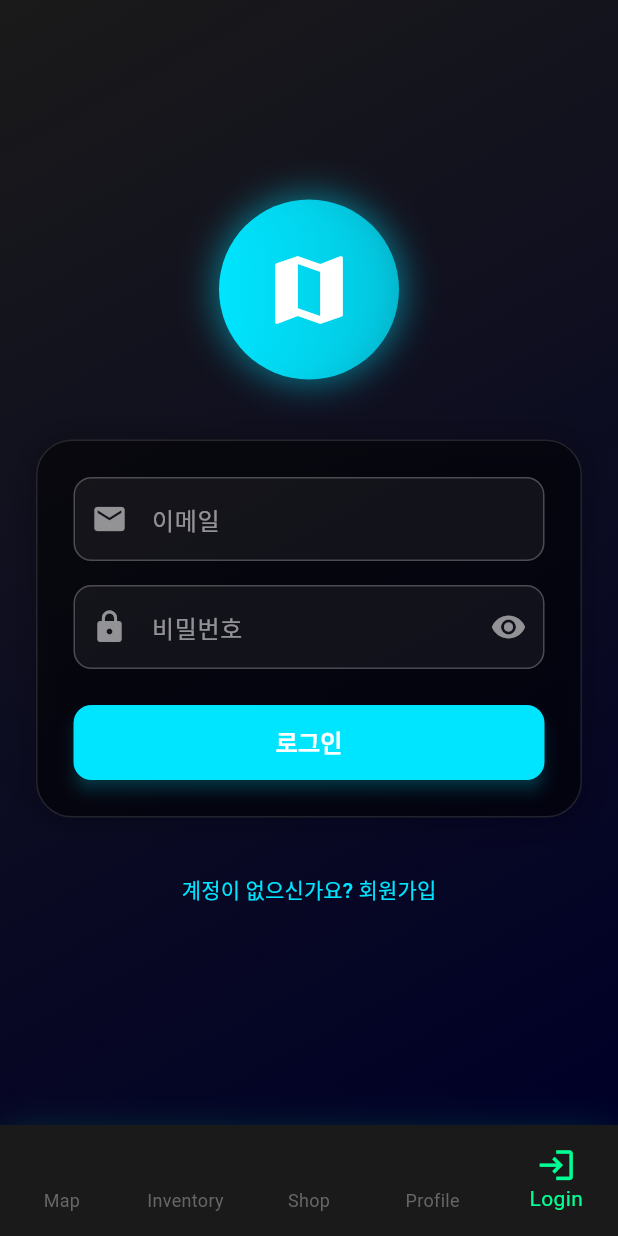
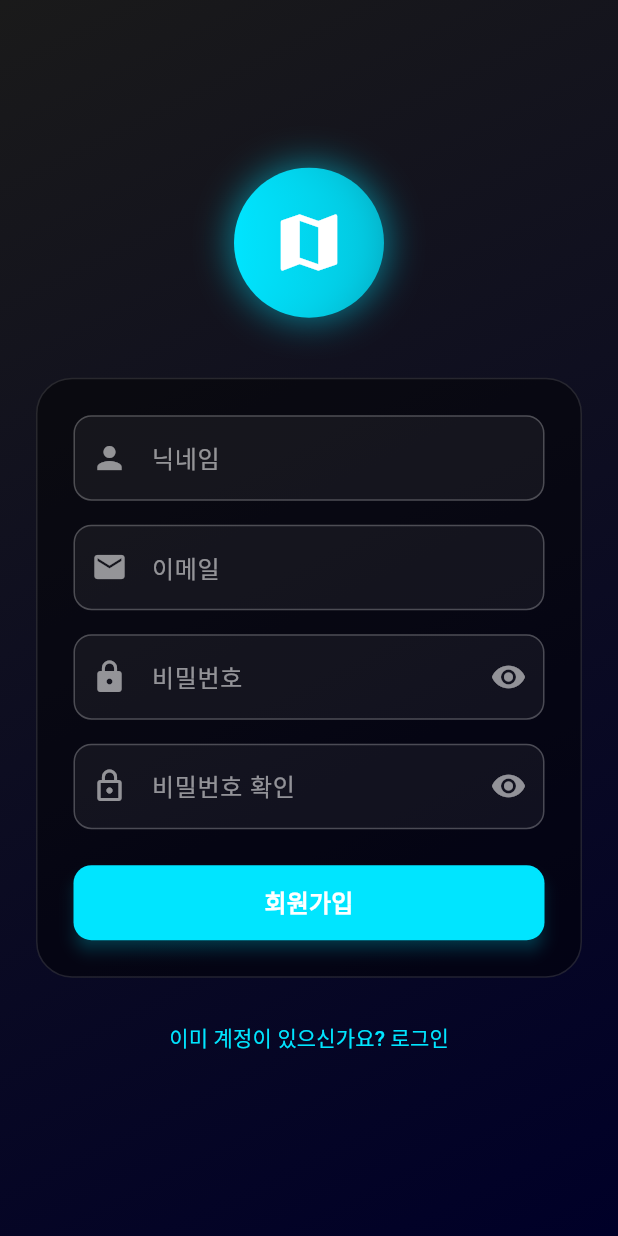
Before and after one commit to jbj338033/cell_step, a Flutter app: the screen it shows after launch, item 5 of the bottom bar chosen, after a tap on "계정이 없으신가요? 회원가입", on a phone screen of 412 x 824 dp. Run offline on Flutter 3.47's test engine with Material 3 defaults, Android fonts, the phone set to English and light mode, and no system bars; drawn by our look-alikes of flutter_animate; our stand-ins replace flutter_map, geolocator, google_fonts, latlong2.

Commit message:
feat: signup screen

```diff
--- a/lib/screens/login_screen.dart
+++ b/lib/screens/login_screen.dart
@@ -1,3 +1,4 @@
+import 'package:cell_step/screens/signup_screen.dart';
 import 'package:flutter/material.dart';
 import 'package:flutter/services.dart';
 import '../constants/colors.dart';
@@ -451,7 +452,10 @@ class _LoginScreenState extends State<LoginScreen>
     return TextButton(
         onPressed: () {
           HapticFeedback.selectionClick();
-        // TODO: 회원가입 화면으로 이동
+          Navigator.push(
+            context,
+            MaterialPageRoute(builder: (context) => const SignupScreen()),
+          );
         },
         style: TextButton.styleFrom(
           foregroundColor: AppColors.neonBlue,
@@ -462,11 +466,7 @@ class _LoginScreenState extends State<LoginScreen>
         ),
         child: const Text(
           '계정이 없으신가요? 회원가입',
-        style: TextStyle(
-          fontSize: 14,
-          fontWeight: FontWeight.w500,
-        ),
-      ),
-    );
+          style: TextStyle(fontSize: 14),
+        ));
   }
 }
--- /dev/null
+++ b/lib/screens/signup_screen.dart
@@ -0,0 +1,499 @@
+import 'package:flutter/material.dart';
+import 'package:flutter/services.dart';
+import '../constants/colors.dart';
+
+class SignupScreen extends StatefulWidget {
+  const SignupScreen({super.key});
+
+  @override
+  State<SignupScreen> createState() => _SignupScreenState();
+}
+
+class _SignupScreenState extends State<SignupScreen>
+    with SingleTickerProviderStateMixin {
+  final _formKey = GlobalKey<FormState>();
+  final _nameController = TextEditingController();
+  final _emailController = TextEditingController();
+  final _passwordController = TextEditingController();
+  final _confirmPasswordController = TextEditingController();
+  bool _isLoading = false;
+  bool _isPasswordVisible = false;
+  bool _isConfirmPasswordVisible = false;
+
+  // Focus Nodes
+  final _nameFocus = FocusNode();
+  final _emailFocus = FocusNode();
+  final _passwordFocus = FocusNode();
+  final _confirmPasswordFocus = FocusNode();
+
+  // Focus States
+  bool _nameFocused = false;
+  bool _emailFocused = false;
+  bool _passwordFocused = false;
+  bool _confirmPasswordFocused = false;
+
+  // Animation Controller
+  late AnimationController _animationController;
+  late Animation<double> _fadeAnimation;
+  late Animation<Offset> _slideAnimation;
+
+  @override
+  void initState() {
+    super.initState();
+    _setupAnimations();
+    _setupFocusListeners();
+  }
+
+  void _setupAnimations() {
+    _animationController = AnimationController(
+      vsync: this,
+      duration: const Duration(milliseconds: 1500),
+    );
+
+    _fadeAnimation = Tween<double>(begin: 0.0, end: 1.0).animate(
+      CurvedAnimation(
+        parent: _animationController,
+        curve: const Interval(0.0, 0.5, curve: Curves.easeOut),
+      ),
+    );
+
+    _slideAnimation = Tween<Offset>(
+      begin: const Offset(0, 0.1),
+      end: Offset.zero,
+    ).animate(
+      CurvedAnimation(
+        parent: _animationController,
+        curve: const Interval(0.3, 0.8, curve: Curves.easeOut),
+      ),
+    );
+
+    _animationController.forward();
+  }
+
+  void _setupFocusListeners() {
+    _nameFocus.addListener(() {
+      setState(() => _nameFocused = _nameFocus.hasFocus);
+    });
+    _emailFocus.addListener(() {
+      setState(() => _emailFocused = _emailFocus.hasFocus);
+    });
+    _passwordFocus.addListener(() {
+      setState(() => _passwordFocused = _passwordFocus.hasFocus);
+    });
+    _confirmPasswordFocus.addListener(() {
+      setState(() => _confirmPasswordFocused = _confirmPasswordFocus.hasFocus);
+    });
+  }
+
+  @override
+  void dispose() {
+    _nameController.dispose();
+    _emailController.dispose();
+    _passwordController.dispose();
+    _confirmPasswordController.dispose();
+    _nameFocus.dispose();
+    _emailFocus.dispose();
+    _passwordFocus.dispose();
+    _confirmPasswordFocus.dispose();
+    _animationController.dispose();
+    super.dispose();
+  }
+
+  Future<void> _handleSignup() async {
+    if (_formKey.currentState!.validate()) {
+      setState(() => _isLoading = true);
+      HapticFeedback.mediumImpact();
+
+      try {
+        // TODO: 실제 회원가입 로직 구현
+        await Future.delayed(const Duration(seconds: 2)); // 임시 딜레이
+
+        if (mounted) {
+          HapticFeedback.heavyImpact();
+          // 회원가입 성공 후 로그인 페이지로 이동
+          Navigator.of(context).pop();
+          ScaffoldMessenger.of(context).showSnackBar(
+            SnackBar(
+              content: Row(
+                children: const [
+                  Icon(Icons.check_circle, color: Colors.white),
+                  SizedBox(width: 8),
+                  Expanded(
+                    child: Text('회원가입이 완료되었습니다!'),
+                  ),
+                ],
+              ),
+              backgroundColor: Colors.green,
+            ),
+          );
+        }
+      } catch (e) {
+        if (mounted) {
+          HapticFeedback.vibrate();
+          ScaffoldMessenger.of(context).showSnackBar(
+            SnackBar(
+              content: Row(
+                children: [
+                  const Icon(Icons.error_outline, color: Colors.white),
+                  const SizedBox(width: 8),
+                  Expanded(
+                    child: Text('회원가입 실패: $e'),
+                  ),
+                ],
+              ),
+              backgroundColor: Colors.red,
+            ),
+          );
+        }
+      } finally {
+        if (mounted) {
+          setState(() => _isLoading = false);
+        }
+      }
+    }
+  }
+
+  @override
+  Widget build(BuildContext context) {
+    return Scaffold(
+      body: Container(
+        decoration: BoxDecoration(
+          gradient: LinearGradient(
+            begin: Alignment.topLeft,
+            end: Alignment.bottomRight,
+            colors: [
+              const Color(0xFF1a1a1a),
+              Colors.black.withBlue(40),
+            ],
+          ),
+        ),
+        child: SafeArea(
+          child: Center(
+            child: SingleChildScrollView(
+              padding: const EdgeInsets.all(24.0),
+              child: FadeTransition(
+                opacity: _fadeAnimation,
+                child: SlideTransition(
+                  position: _slideAnimation,
+                  child: Column(
+                    mainAxisAlignment: MainAxisAlignment.center,
+                    children: [
+                      // 로고
+                      Hero(
+                        tag: 'app_logo',
+                        child: Container(
+                          width: 100,
+                          height: 100,
+                          decoration: BoxDecoration(
+                            shape: BoxShape.circle,
+                            gradient: LinearGradient(
+                              colors: [
+                                AppColors.neonBlue,
+                                AppColors.neonBlue.withOpacity(0.7),
+                              ],
+                            ),
+                            boxShadow: [
+                              BoxShadow(
+                                color: AppColors.neonBlue.withOpacity(0.5),
+                                blurRadius: 20,
+                                spreadRadius: 2,
+                              ),
+                            ],
+                          ),
+                          child: const Icon(
+                            Icons.map,
+                            size: 50,
+                            color: Colors.white,
+                          ),
+                        ),
+                      ),
+                      const SizedBox(height: 40),
+                      // 회원가입 폼
+                      Container(
+                        constraints: const BoxConstraints(maxWidth: 400),
+                        padding: const EdgeInsets.all(24),
+                        decoration: BoxDecoration(
+                          color: Colors.black45,
+                          borderRadius: BorderRadius.circular(24),
+                          border: Border.all(
+                            color: Colors.white12,
+                            width: 1,
+                          ),
+                        ),
+                        child: Form(
+                          key: _formKey,
+                          child: Column(
+                            crossAxisAlignment: CrossAxisAlignment.stretch,
+                            children: [
+                              // 닉네임 입력
+                              _buildTextField(
+                                controller: _nameController,
+                                focusNode: _nameFocus,
+                                icon: Icons.person,
+                                label: '닉네임',
+                                hint: '게임에서 사용할 닉네임을 입력하세요',
+                                isFocused: _nameFocused,
+                                validator: (value) {
+                                  if (value == null || value.isEmpty) {
+                                    return '닉네임을 입력해주세요';
+                                  }
+                                  if (value.length < 2) {
+                                    return '닉네임은 2자 이상이어야 합니다';
+                                  }
+                                  return null;
+                                },
+                              ),
+                              const SizedBox(height: 16),
+                              // 이메일 입력
+                              _buildTextField(
+                                controller: _emailController,
+                                focusNode: _emailFocus,
+                                icon: Icons.email,
+                                label: '이메일',
+                                hint: '이메일 주소를 입력하세요',
+                                isFocused: _emailFocused,
+                                keyboardType: TextInputType.emailAddress,
+                                validator: (value) {
+                                  if (value == null || value.isEmpty) {
+                                    return '이메일을 입력해주세요';
+                                  }
+                                  if (!value.contains('@')) {
+                                    return '올바른 이메일 형식이 아닙니다';
+                                  }
+                                  return null;
+                                },
+                              ),
+                              const SizedBox(height: 16),
+                              // 비밀번호 입력
+                              _buildTextField(
+                                controller: _passwordController,
+                                focusNode: _passwordFocus,
+                                icon: Icons.lock,
+                                label: '비밀번호',
+                                hint: '비밀번호를 입력하세요',
+                                isFocused: _passwordFocused,
+                                obscureText: !_isPasswordVisible,
+                                validator: (value) {
+                                  if (value == null || value.isEmpty) {
+                                    return '비밀번호를 입력해주세요';
+                                  }
+                                  if (value.length < 6) {
+                                    return '비밀번호는 6자 이상이어야 합니다';
+                                  }
+                                  return null;
+                                },
+                                suffixIcon: IconButton(
+                                  icon: Icon(
+                                    _isPasswordVisible
+                                        ? Icons.visibility_off
+                                        : Icons.visibility,
+                                    color: Colors.white54,
+                                  ),
+                                  onPressed: () {
+                                    HapticFeedback.selectionClick();
+                                    setState(() {
+                                      _isPasswordVisible = !_isPasswordVisible;
+                                    });
+                                  },
+                                ),
+                              ),
+                              const SizedBox(height: 16),
+                              // 비밀번호 확인 입력
+                              _buildTextField(
+                                controller: _confirmPasswordController,
+                                focusNode: _confirmPasswordFocus,
+                                icon: Icons.lock_outline,
+                                label: '비밀번호 확인',
+                                hint: '비밀번호를 다시 입력하세요',
+                                isFocused: _confirmPasswordFocused,
+                                obscureText: !_isConfirmPasswordVisible,
+                                validator: (value) {
+                                  if (value == null || value.isEmpty) {
+                                    return '비밀번호를 다시 입력해주세요';
+                                  }
+                                  if (value != _passwordController.text) {
+                                    return '비밀번호가 일치하지 않습니다';
+                                  }
+                                  return null;
+                                },
+                                suffixIcon: IconButton(
+                                  icon: Icon(
+                                    _isConfirmPasswordVisible
+                                        ? Icons.visibility_off
+                                        : Icons.visibility,
+                                    color: Colors.white54,
+                                  ),
+                                  onPressed: () {
+                                    HapticFeedback.selectionClick();
+                                    setState(() {
+                                      _isConfirmPasswordVisible =
+                                          !_isConfirmPasswordVisible;
+                                    });
+                                  },
+                                ),
+                              ),
+                              const SizedBox(height: 24),
+                              // 회원가입 버튼
+                              _buildSignupButton(),
+                            ],
+                          ),
+                        ),
+                      ),
+                      const SizedBox(height: 16),
+                      // 로그인 링크
+                      TextButton(
+                        onPressed: () {
+                          HapticFeedback.selectionClick();
+                          Navigator.pop(context);
+                        },
+                        style: TextButton.styleFrom(
+                          foregroundColor: AppColors.neonBlue,
+                          padding: const EdgeInsets.symmetric(
+                            horizontal: 16,
+                            vertical: 8,
+                          ),
+                        ),
+                        child: const Text(
+                          '이미 계정이 있으신가요? 로그인',
+                          style: TextStyle(fontSize: 14),
+                        ),
+                      ),
+                    ],
+                  ),
+                ),
+              ),
+            ),
+          ),
+        ),
+      ),
+    );
+  }
+
+  Widget _buildTextField({
+    required TextEditingController controller,
+    required FocusNode focusNode,
+    required IconData icon,
+    required String label,
+    required String hint,
+    required bool isFocused,
+    bool obscureText = false,
+    TextInputType? keyboardType,
+    String? Function(String?)? validator,
+    Widget? suffixIcon,
+  }) {
+    return TweenAnimationBuilder<double>(
+      tween: Tween(begin: 0, end: isFocused ? 1 : 0),
+      duration: const Duration(milliseconds: 200),
+      builder: (context, value, child) {
+        return Container(
+          decoration: BoxDecoration(
+            borderRadius: BorderRadius.circular(12),
+            boxShadow: [
+              BoxShadow(
+                color: AppColors.neonBlue.withOpacity(0.1 * value),
+                blurRadius: 8,
+                spreadRadius: 2 * value,
+              ),
+            ],
+          ),
+          child: TextFormField(
+            controller: controller,
+            focusNode: focusNode,
+            obscureText: obscureText,
+            keyboardType: keyboardType,
+            style: const TextStyle(color: Colors.white),
+            decoration: InputDecoration(
+              labelText: label,
+              hintText: hint,
+              hintStyle: const TextStyle(color: Colors.white38),
+              labelStyle: TextStyle(
+                color: isFocused ? AppColors.neonBlue : Colors.white54,
+              ),
+              prefixIcon: Icon(
+                icon,
+                color: isFocused ? AppColors.neonBlue : Colors.white54,
+              ),
+              suffixIcon: suffixIcon,
+              enabledBorder: OutlineInputBorder(
+                borderRadius: BorderRadius.circular(12),
+                borderSide: const BorderSide(color: Colors.white24),
+              ),
+              focusedBorder: OutlineInputBorder(
+                borderRadius: BorderRadius.circular(12),
+                borderSide: BorderSide(
+                  color: AppColors.neonBlue,
+                  width: 2,
+                ),
+              ),
+              errorBorder: OutlineInputBorder(
+                borderRadius: BorderRadius.circular(12),
+                borderSide: const BorderSide(color: Colors.red),
+              ),
+              focusedErrorBorder: OutlineInputBorder(
+                borderRadius: BorderRadius.circular(12),
+                borderSide: const BorderSide(color: Colors.red, width: 2),
+              ),
+              filled: true,
+              fillColor: Colors.white.withOpacity(0.05),
+            ),
+            validator: validator,
+            onFieldSubmitted: (_) {
+              if (focusNode == _nameFocus) {
+                _emailFocus.requestFocus();
+              } else if (focusNode == _emailFocus) {
+                _passwordFocus.requestFocus();
+              } else if (focusNode == _passwordFocus) {
+                _confirmPasswordFocus.requestFocus();
+              } else {
+                _handleSignup();
+              }
+            },
+          ),
+        );
+      },
+    );
+  }
+
+  Widget _buildSignupButton() {
+    return TweenAnimationBuilder<double>(
+      tween: Tween(begin: 1, end: _isLoading ? 0.95 : 1),
+      duration: const Duration(milliseconds: 100),
+      builder: (context, scale, child) {
+        return Transform.scale(
+          scale: scale,
+          child: SizedBox(
+            height: 50,
+            child: ElevatedButton(
+              onPressed: _isLoading ? null : _handleSignup,
+              style: ElevatedButton.styleFrom(
+                backgroundColor: AppColors.neonBlue,
+                foregroundColor: Colors.white,
+                shape: RoundedRectangleBorder(
+                  borderRadius: BorderRadius.circular(12),
+                ),
+                elevation: _isLoading ? 0 : 4,
+                shadowColor: AppColors.neonBlue.withOpacity(0.5),
+              ),
+              child: _isLoading
+                  ? const SizedBox(
+                      width: 24,
+                      height: 24,
+                      child: CircularProgressIndicator(
+                        color: Colors.white,
+                        strokeWidth: 2,
+                      ),
+                    )
+                  : const Text(
+                      '회원가입',
+                      style: TextStyle(
+                        fontSize: 16,
+                        fontWeight: FontWeight.bold,
+                      ),
+                    ),
+            ),
+          ),
+        );
+      },
+    );
+  }
+}
```
Lines whose indentation alone changed are shown as unchanged.
